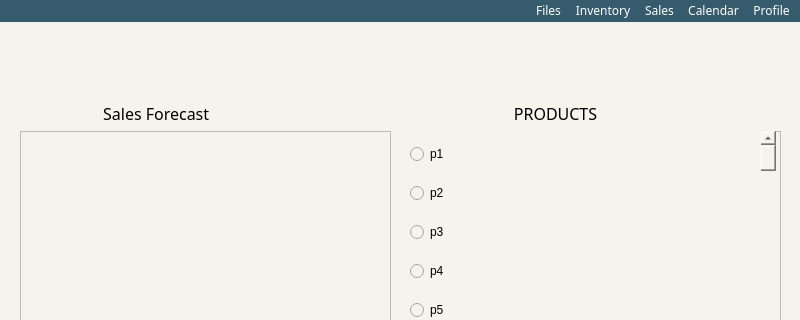
Above: salesForecast.ui from ongchangco/Economystique2 before the change; both pictures show x 0 to 800 and y 0 to 320 of the 800 by 600 pixel window. Below: the same form after it.
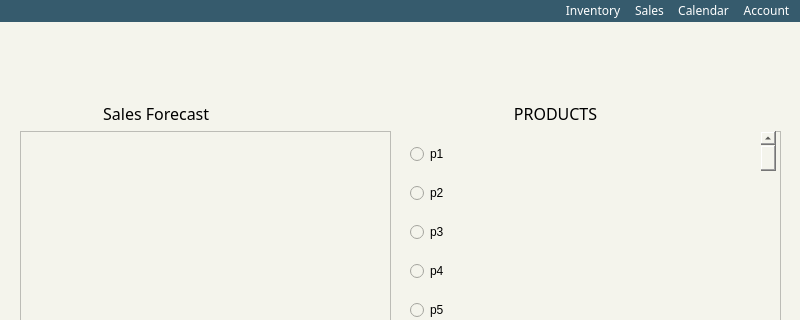
That is the form after the change.

Commit message: Changed QMenuBar and QMenus to frame and QPushButton

Patch:
```diff
--- a/salesForecast.ui
+++ b/salesForecast.ui
@@ -1010,7 +1010,7 @@
    </property>
    <widget class="QMenu" name="menuProfile">
     <property name="title">
-     <string>Profile</string>
+     <string>Account</string>
     </property>
    </widget>
    <widget class="QMenu" name="menuCalendar">
@@ -1028,16 +1028,10 @@
      <string>Inventory</string>
     </property>
    </widget>
-   <widget class="QMenu" name="menuFiles">
-    <property name="title">
-     <string>Files</string>
-    </property>
-   </widget>
    <addaction name="menuProfile"/>
    <addaction name="menuCalendar"/>
    <addaction name="menuSales"/>
    <addaction name="menuInventory"/>
-   <addaction name="menuFiles"/>
   </widget>
   <widget class="QStatusBar" name="statusbar"/>
  </widget>
```
The commit also changes 11 other files.
